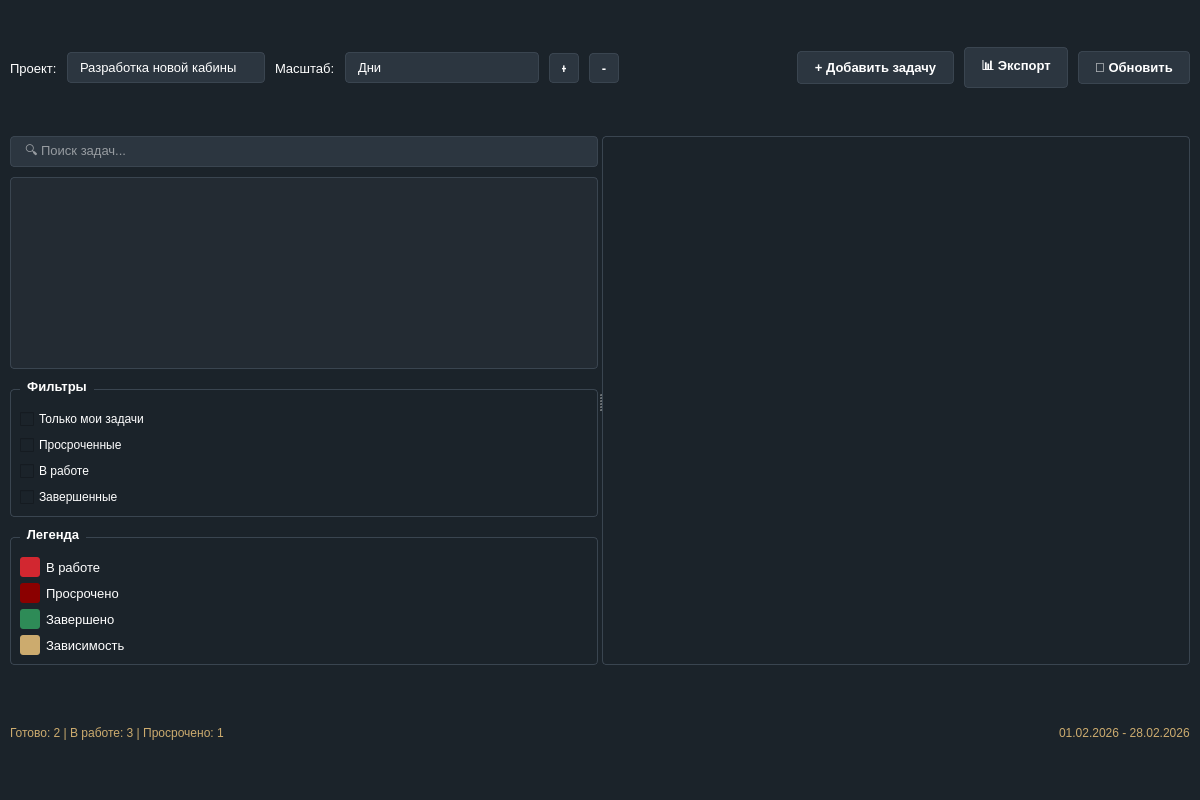
This is ui/gantt_chart.ui in lerakaplich/TaskPlanner2 as Qt 5 draws it before an edit. The edited form follows.
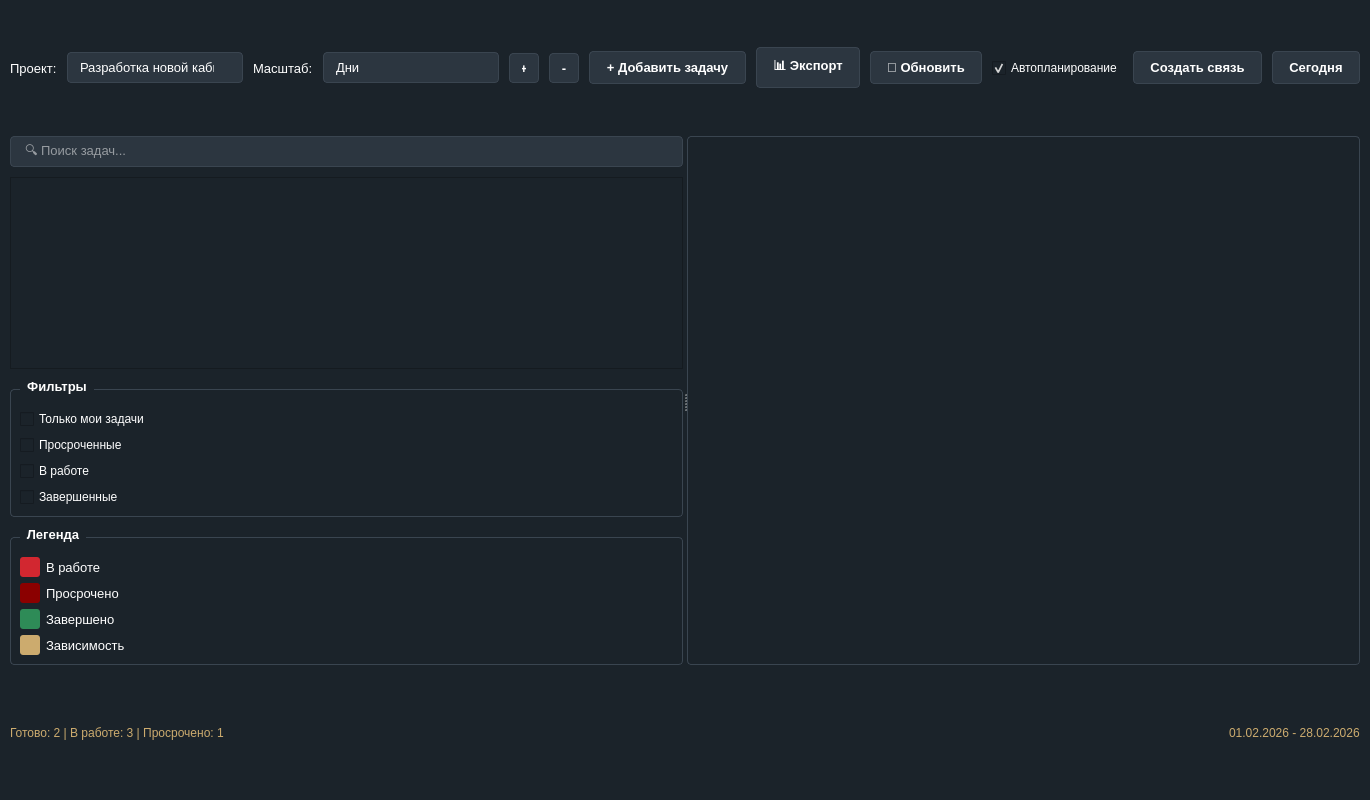
This is the edited form.

```diff
--- a/ui/gantt_chart.ui
+++ b/ui/gantt_chart.ui
@@ -354,6 +354,22 @@
         </property>
        </widget>
       </item>
+      <item>
+     <widget class="QCheckBox" name="autoPlanningCheck">
+      <property name="text"><string>Автопланирование</string></property>
+      <property name="checked"><bool>true</bool></property>
+     </widget>
+    </item>
+    <item>
+     <widget class="QPushButton" name="btnCreateLink">
+      <property name="text"><string>Создать связь</string></property>
+     </widget>
+    </item>
+    <item>
+     <widget class="QPushButton" name="btnToday">
+      <property name="text"><string>Сегодня</string></property>
+     </widget>
+    </item>
      </layout>
     </widget>
    </item>
@@ -396,7 +412,9 @@
         </widget>
        </item>
        <item>
-        <widget class="QListWidget" name="taskList"/>
+        <widget class="QTreeWidget" name="taskList">
+         <property name="headerHidden"><bool>true</bool></property>
+        </widget>
        </item>
        <item>
         <widget class="QGroupBox" name="groupFilters">
```
